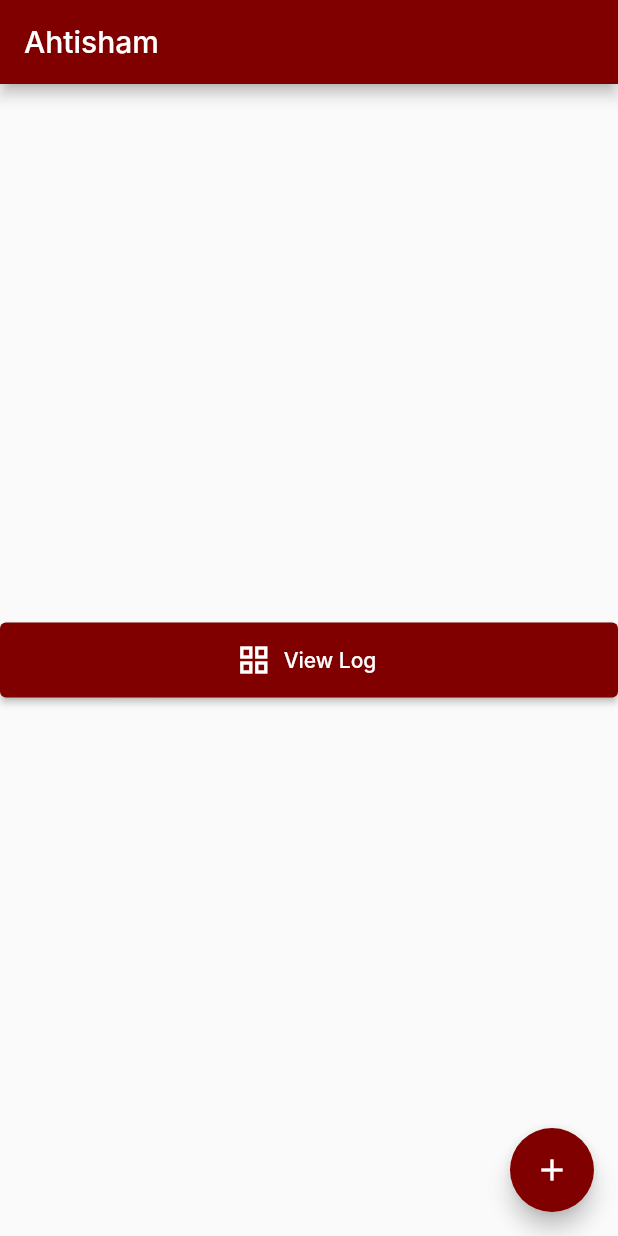
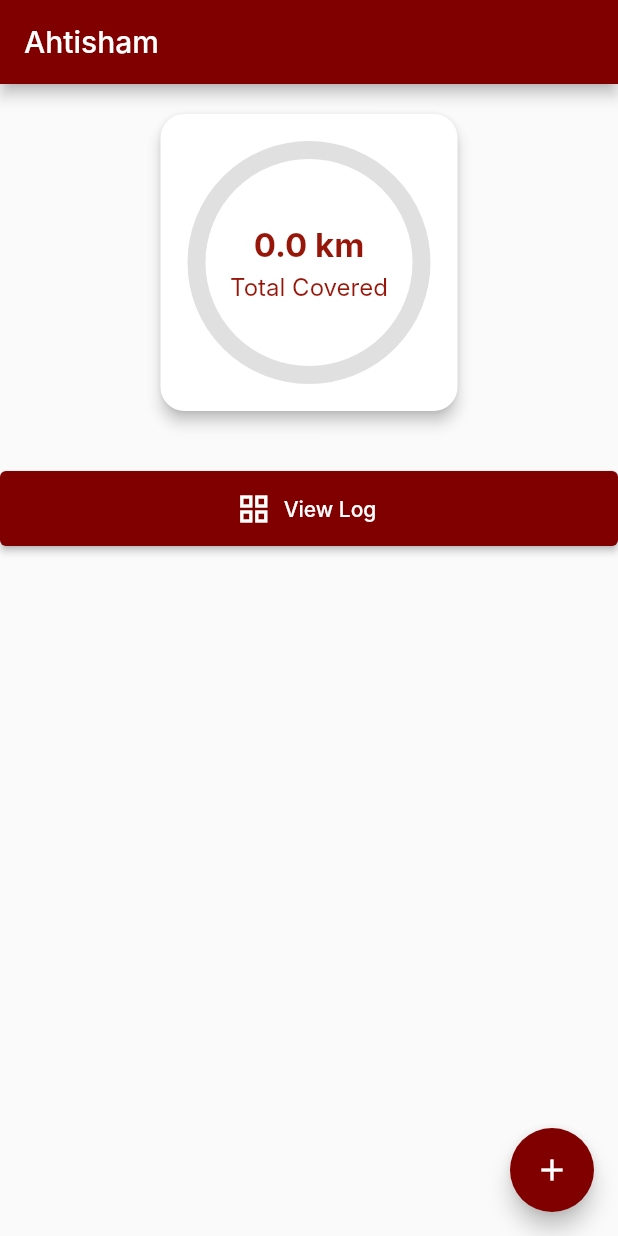
Before and after one commit to Ahtisham-1214/Log-System-Flutter, a Flutter app: the HomeScreen screen opened directly, on a phone screen of 412 x 824 dp. Run offline on Flutter 3.47's test engine with Material 3 defaults, Android fonts, the phone set to English and light mode, and no system bars; our stand-ins replace sqflite; accounts and stored records are empty; Roboto replaces fonts that are missing (Inter).

Commit message:
Added card, may require changes

```diff
--- a/lib/View/home_screen.dart
+++ b/lib/View/home_screen.dart
@@ -1,8 +1,7 @@
 import 'package:flutter/material.dart';
-
+import 'package:log_system/Model/log_repository.dart';
 import 'add_log.dart';
 import 'view_log.dart';
-
 
 class HomeScreen extends StatefulWidget {
   const HomeScreen({super.key, required this.title});
@@ -14,48 +13,118 @@ class HomeScreen extends StatefulWidget {
 }
 
 class _HomeScreen extends State<HomeScreen> {
+  final LogRepository logRepository = LogRepository();
 
+  double _totalKm = 0;
+  double _targetKm = 10000;
+  bool _isLoading = true;
+
+  @override
+  void initState() {
+    super.initState();
+    _loadData();
+  }
+
+  Future<void> _loadData() async {
+    double total = await logRepository.getTotalKilometers();
+    double target = total >= _targetKm ? total * 3 : _targetKm;
+    setState(() {
+      _totalKm = total;
+      _targetKm = target;
+      _isLoading = false;
+    });
+  }
+
+  String formatKilometers(double km) {
+    if (km >= 1000000) {
+      return '${(km / 1000000).toStringAsFixed(1)}M km';
+    } else if (km >= 1000) {
+      return '${(km / 1000).toStringAsFixed(1)}k km';
+    } else {
+      return '${km.toStringAsFixed(1)} km';
+    }
+  }
 
 
   @override
   Widget build(BuildContext context) {
+    double progress = (_totalKm / _targetKm).clamp(0.0, 1.0);
+
     return Scaffold(
       appBar: AppBar(
-        backgroundColor: Theme
-            .of(context)
-            .primaryColor,
         title: Text(widget.title),
+        backgroundColor: Theme.of(context).primaryColor,
       ),
       body: Center(
-        child: Column(
-          mainAxisAlignment: MainAxisAlignment.center,
+        child: _isLoading
+            ? const CircularProgressIndicator()
+            : Column(
           children: [
+            Card(
+              elevation: 4,
+              margin: const EdgeInsets.all(20),
+              shape: RoundedRectangleBorder(borderRadius: BorderRadius.circular(16)),
+              child: Padding(
+                padding: const EdgeInsets.all(24),
+                child: Column(
+                  children: [
+                    Stack(
+                      alignment: Alignment.center,
+                      children: [
+                        SizedBox(
+                          width: 150,
+                          height: 150,
+                          child: CircularProgressIndicator(
+                            value: progress,
+                            strokeWidth: 12,
+                            backgroundColor: Colors.grey[300],
+                            valueColor: const AlwaysStoppedAnimation<Color>(Color(0xFF97160A)),
+                          ),
+                        ),
+                        Column(
+                          mainAxisAlignment: MainAxisAlignment.center,
+                          children: [
+                            Text(
+                              formatKilometers(_totalKm),
+                              style: const TextStyle(
+                                fontSize: 22,
+                                fontWeight: FontWeight.bold,
+                                color: Color(0xFF97160A),
+                              ),
+                            ),
+                            const SizedBox(height: 4),
+                            const Text(
+                              'Total Covered',
+                              style: TextStyle(fontSize: 16, color: Color(0xFF97160A)),
+                            ),
+                          ],
+                        ),
+                      ],
+                    ),
+                  ],
+                ),
+              ),
+            ),
+            const SizedBox(height: 20),
             ElevatedButton.icon(
-                icon: const Icon(Icons.grid_view),
-                label: const Text("View Log"),
-                style: ElevatedButton.styleFrom(
-                  minimumSize: const Size(double.infinity, 50),
-                ),
-              onPressed: (){
-                  Navigator.push(context, MaterialPageRoute(builder: (context) => const ViewLogScreen()));
+              icon: const Icon(Icons.grid_view),
+              label: const Text("View Log"),
+              onPressed: () {
+                Navigator.push(context, MaterialPageRoute(builder: (context) => const ViewLogScreen()));
               },
+              style: ElevatedButton.styleFrom(minimumSize: const Size(double.infinity, 50)),
             ),
-
-
-
           ],
         ),
       ),
       floatingActionButton: FloatingActionButton(
-        onPressed: (){
-          Navigator.push(
-            context,
-            MaterialPageRoute(builder: (context) => const AddLogScreen()),
-          );
+        onPressed: () {
+          Navigator.push(context, MaterialPageRoute(builder: (context) => const AddLogScreen()))
+              .then((_) => _loadData()); // Refresh after adding a log
         },
-        tooltip: 'Increment',
+        tooltip: 'Add Log',
         child: const Icon(Icons.add),
-      ), // This trailing comma makes auto-formatting nicer for build methods.
+      ),
     );
   }
 }
```
